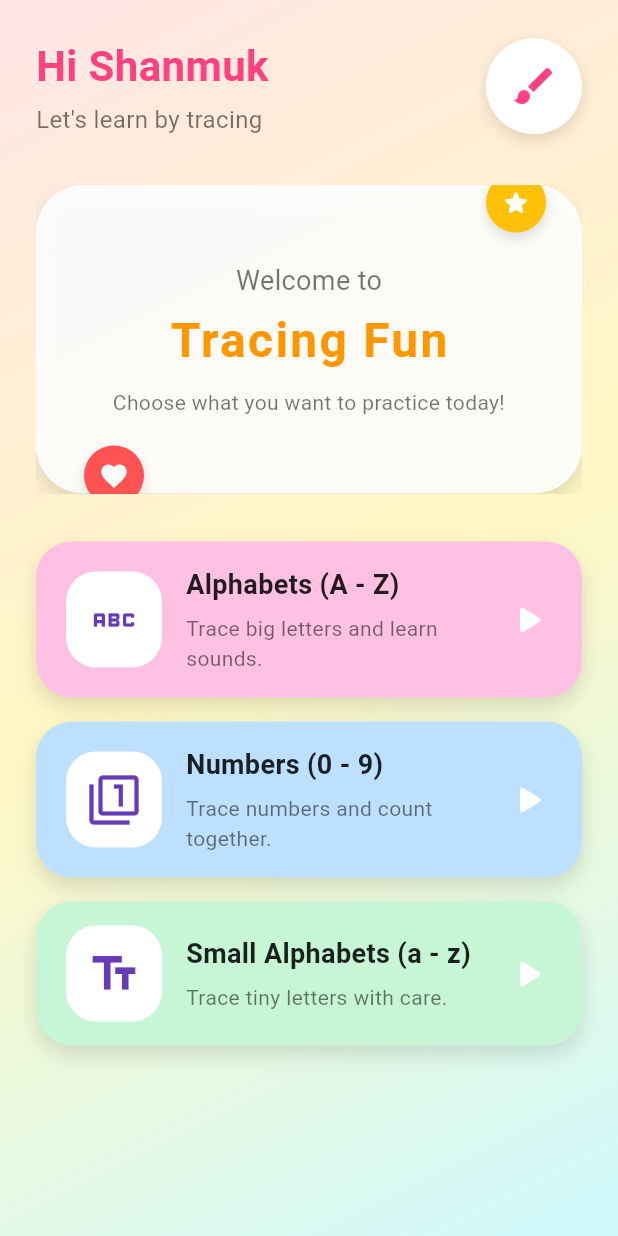
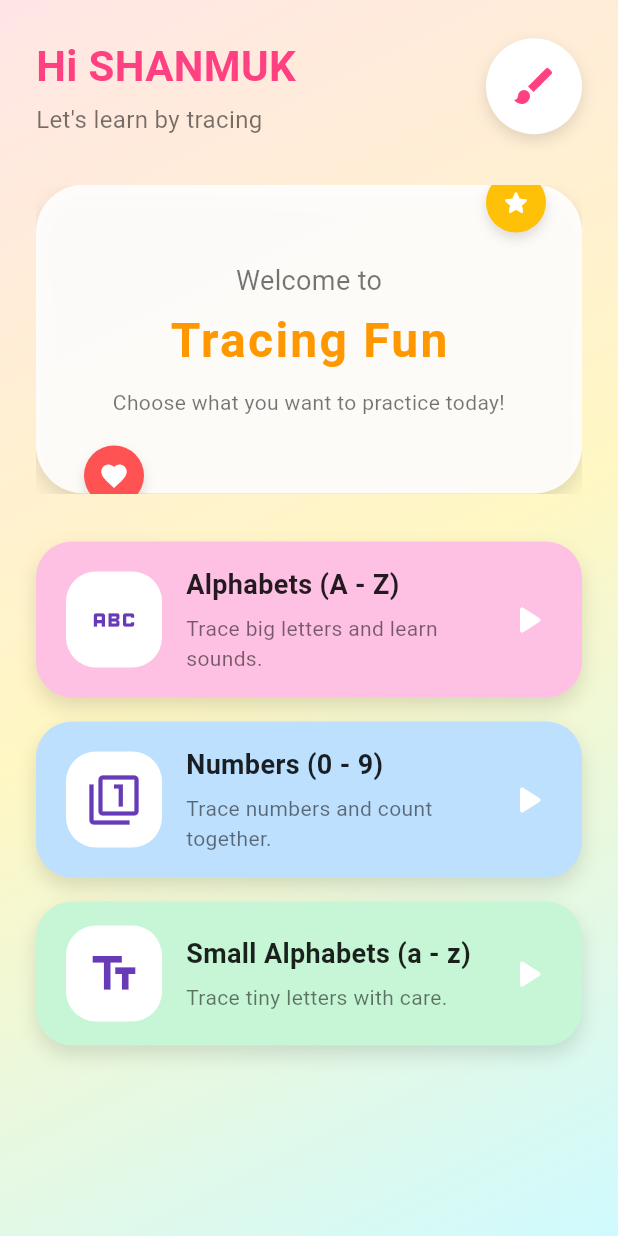
Before and after one commit to Subhashini-Nipuna/kids_app_autocursor, a Flutter app: the screen it shows after launch, on a phone screen of 412 x 824 dp. Run offline on Flutter 3.47's test engine with Material 3 defaults, Android fonts, the phone set to English and light mode, and no system bars; our stand-ins replace audioplayers, confetti, flutter_tts.

Commit message:
Update feature (v1.1)

```diff
--- a/lib/main.dart
+++ b/lib/main.dart
@@ -94,7 +94,7 @@ class _GreetingScreenState extends State<GreetingScreen> {
                       crossAxisAlignment: CrossAxisAlignment.start,
                       children: const [
                         Text(
-                          'Hi Shanmuk ',
+                          'Hi SHANMUK ',
                           style: TextStyle(
                             fontSize: 28,
                             fontWeight: FontWeight.bold,
```
